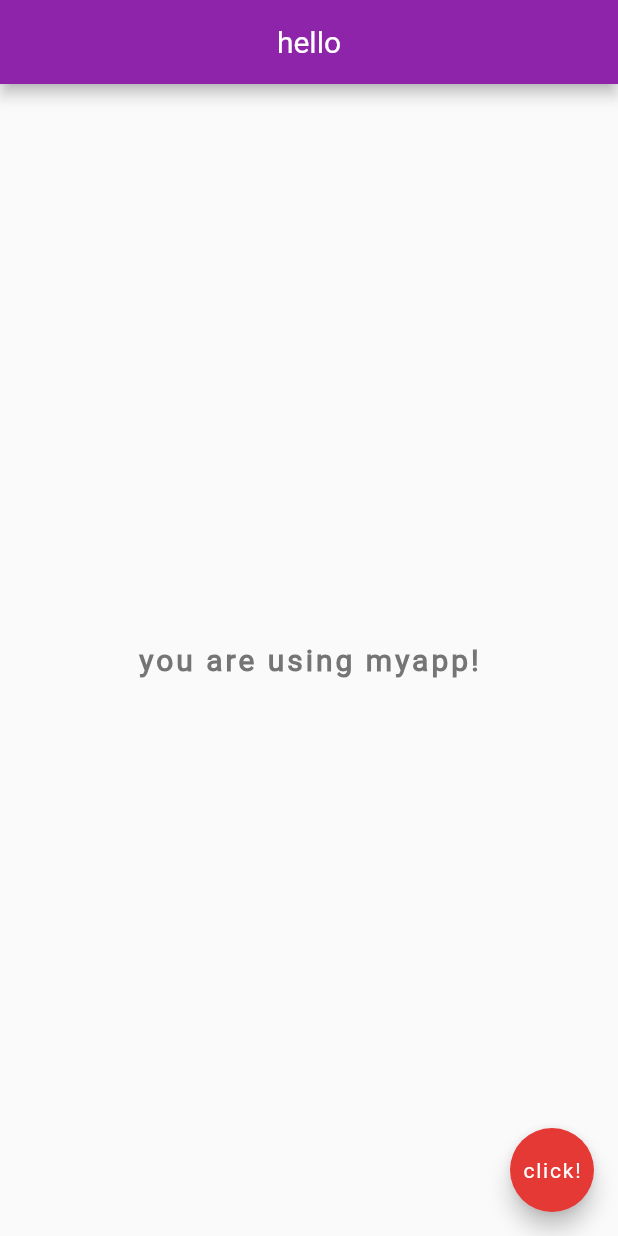
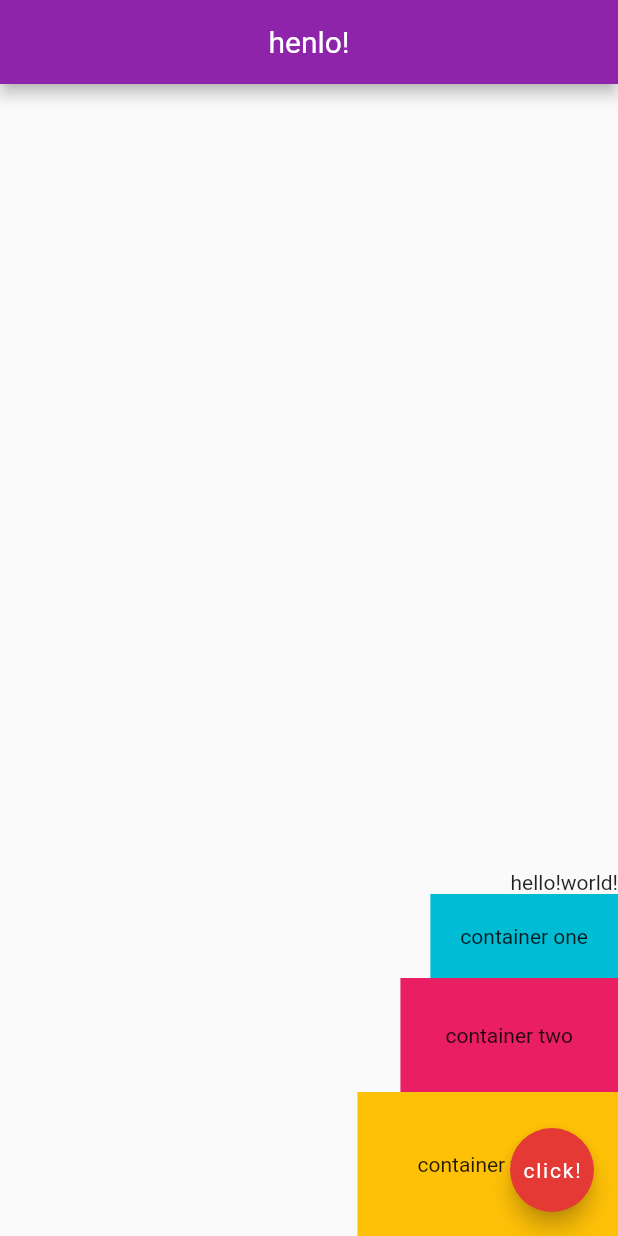
Before and after one commit to dtjldamien/flutter-tutorial, a Flutter app: the screen it shows after launch, on a phone screen of 412 x 824 dp. Run offline on Flutter 3.47's test engine with Material 2 defaults, Android fonts, the phone set to English and light mode, and no system bars.

Commit message:
part 8 to 12
images & assets, buttons & icons, containers & padding, rows and columns

```diff
--- a/lib/main.dart
+++ b/lib/main.dart
@@ -1,30 +1,135 @@
 import 'package:flutter/material.dart';
 
 void main() {
-  runApp(MaterialApp(
-    home: Scaffold(
+  runApp(MaterialApp(home: Home()));
+}
+
+// Stateless widgets -> state of the widget cannot change over time
+// Stateful widgets -> state of the widget can change over time
+// Reusable Home widget
+class Home extends StatelessWidget {
+  // override the build method in StatelessWidget
+  @override
+  Widget build(BuildContext context) {
+    return Scaffold(
       appBar: AppBar(
-        title: Text('hello'), // need to use a text widget to show
+        title: Text('henlo!'), // need to use a text widget to show
         centerTitle: true,
         backgroundColor: Colors.purple[600],
       ),
-      body: Center(
-        child: Text(
-          'you are using myapp!',
-          style: TextStyle(
-            fontWeight: FontWeight.bold,
-            fontSize: 20.0,
-            letterSpacing: 2.0,
-            color: Colors.grey[600],
-            fontFamily: 'Roboto',
+      body: Column(
+        // main axis in column is vertical
+        // cross axis in a column is horizontal
+        mainAxisAlignment: MainAxisAlignment.end,
+        crossAxisAlignment: CrossAxisAlignment.end,
+        children: <Widget>[
+          Row(
+            mainAxisAlignment: MainAxisAlignment.end,
+            crossAxisAlignment: CrossAxisAlignment.end,
+            children: <Widget>[
+              Text('hello!'),
+              Text('world!'),
+            ],
           ),
-        ),
+          Container(
+            padding: EdgeInsets.all(20.0),
+            color: Colors.cyan,
+            child: Text('container one'),
+          ),
+          Container(
+            padding: EdgeInsets.all(30.0),
+            color: Colors.pink,
+            child: Text('container two'),
+          ),
+          Container(
+            padding: EdgeInsets.all(40.0),
+            color: Colors.amber,
+            child: Text('container three'),
+          ),
+        ],
       ),
+      // body: Row(
+      // main axis in column is horizontal
+      // cross axis in a column is vertical
+      //   mainAxisAlignment: MainAxisAlignment.spaceEvenly,
+      //   crossAxisAlignment: CrossAxisAlignment.end,
+      //   children: <Widget>[
+      //     Text('hello world!'),
+      //     FlatButton(
+      //       onPressed: () {},
+      //       color: Colors.amber,
+      //       child: Text('Click me!'),
+      //     ),
+      //     Container(
+      //       color: Colors.cyan,
+      //       padding: EdgeInsets.all(30.0),
+      //       child: Text('inside container'),
+      //     ),
+      //   ], // list of widgets inside this row
+      // ),
+      // padding widget does not allow for margin and color property
+      // body: Padding(
+      //   padding: EdgeInsets.all(90.0),
+      //   child: Text('henlo!'),
+      // ),
+      // container is restricted to the size of the child widget
+      // body: Container(
+      //   padding: EdgeInsets.symmetric(
+      //       horizontal: 60.0, vertical: 10.0), // inside space
+      //   margin: EdgeInsets.all(30.0),
+      //   color: Colors.grey[400],
+      //   child: Text('hello'),
+      // ),
+      // body: Center(
+      //   child: IconButton(
+      //     onPressed: () {
+      //       print('Clicked alternate email icon!');
+      //     },
+      //     icon: Icon(Icons.alternate_email),
+      //     color: Colors.amber,
+      //   ),
+      // ),
+      // body: Center(
+      //   child: RaisedButton.icon(
+      //     onPressed: () {
+      //       print('raised button clicked');
+      //     },
+      //     icon: Icon(
+      //       Icons.mail,
+      //     ),
+      //     label: Text('mail me!'),
+      //     color: Colors.amber,
+      //   ),
+      // ),
+      // body: Center(
+      //   child: RaisedButton(
+      //     onPressed: () {
+      //       print('raised button clicked');
+      //     },
+      //     child: Text('click me'),
+      //     color: Colors.lightBlue,
+      //   ),
+      // ),
+      // body: Center(
+      //   child: Icon(
+      //     Icons.airport_shuttle, // material-icons
+      //     color: Colors.lightBlue,
+      //     size: 50.0,
+      //   ),
+      // ),
+      // body: Center(
+      //   child: Image(
+      //     // need to declare assets  in pubspec.yaml
+      //     image: AssetImage('assets/corgi_butt_fluff.jpg'),
+      //     // image: NetworkImage(
+      //     //     'https://i.pinimg.com/564x/d7/3e/40/d73e40a9773b20ee9d3bc88cae733424.jpg'),
+      //   ),
+      // ),
       floatingActionButton: FloatingActionButton(
         onPressed: () {},
         child: Text('click!'),
         backgroundColor: Colors.red[600],
       ),
-    ),
-  ));
+    );
+  }
 }
--- a/pubspec.yaml
+++ b/pubspec.yaml
@@ -78,3 +78,6 @@ flutter:
     - family: Roboto
       fonts:
         - asset: fonts/Roboto-Regular.ttf
+
+  assets:
+    - assets/
```
Also changed, not shown: assets/corgi_butt_fluff.jpg (added), 1 other file.
